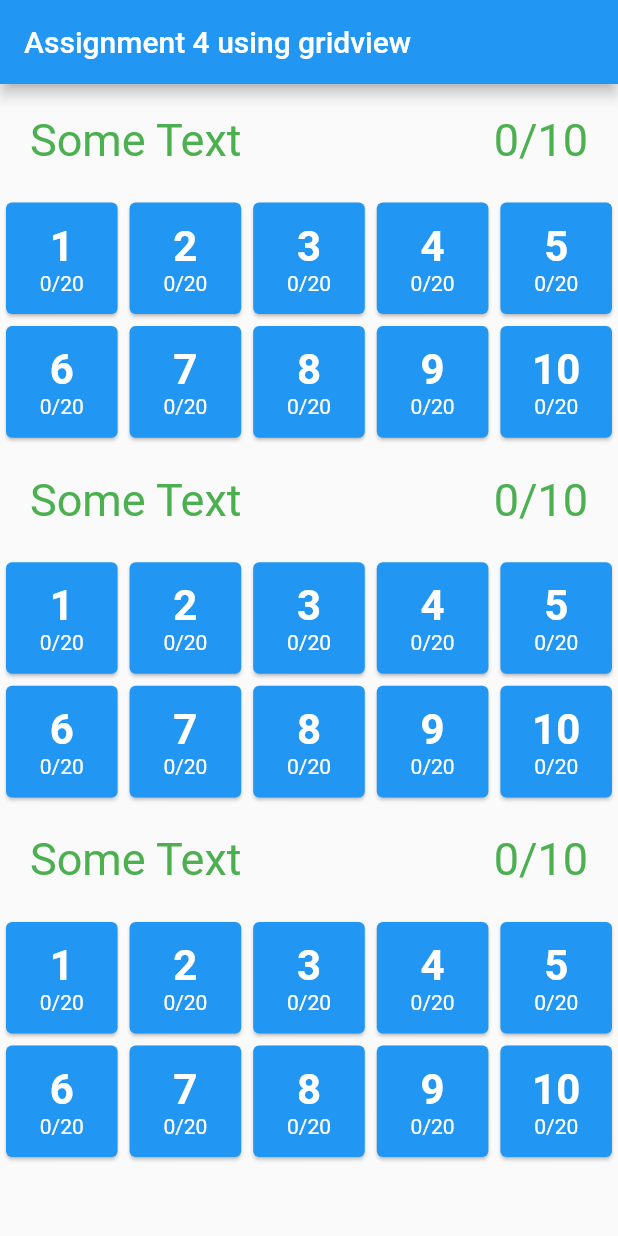
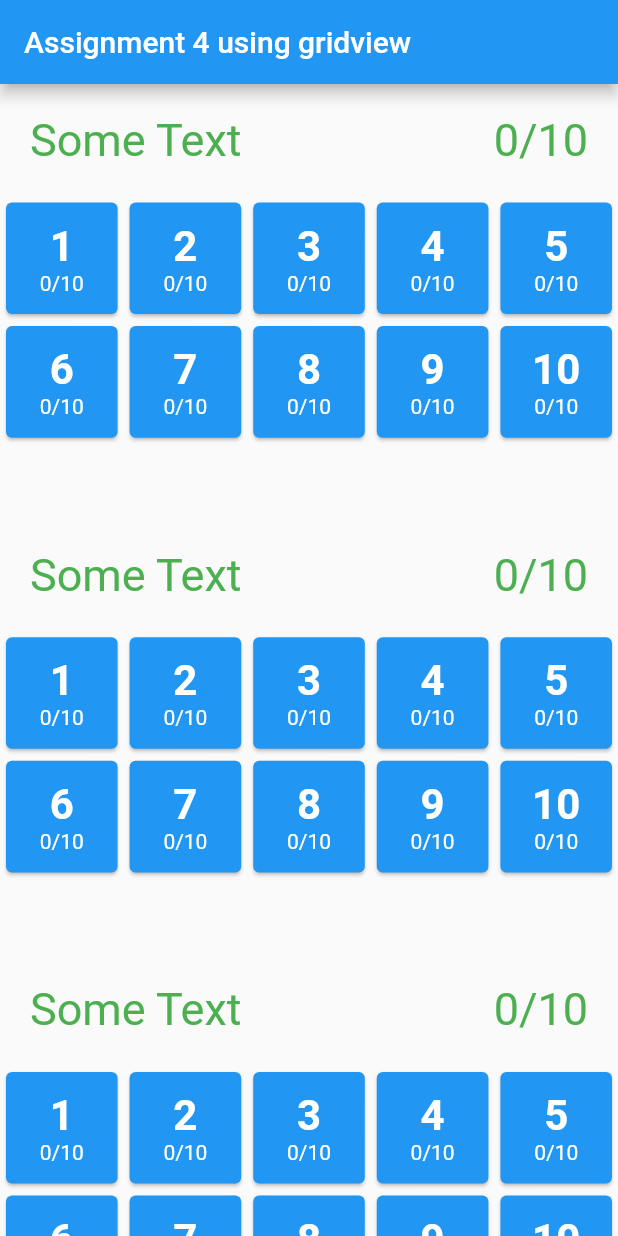
Before and after one commit to Hishamkool/flutter_projectMay, a Flutter app: the multGrids screen opened directly, on a phone screen of 412 x 824 dp. Run offline on Flutter 3.47's test engine with Material 2 defaults, Android fonts, the phone set to English and light mode, and no system bars; our stand-ins replace animated_splash_screen, google_fonts.

Commit message:
home
1. added test files
2. added space between gridbuilders in multipleGrids.dart

```diff
--- a/lib/assignments/multipleGrids.dart
+++ b/lib/assignments/multipleGrids.dart
@@ -9,33 +9,33 @@ void main() {
 }
 
 class multGrids extends StatelessWidget {
-  // List<String> numberArray =
-  //     List.generate(10, (index) => (index + 1).toString());
-  // List<String> dig = List.generate(10, (index) => "0/10");
-  var numberArray = [
-    "1",
-    "2",
-    "3",
-    "4",
-    "5",
-    "6",
-    "7",
-    "8",
-    "9",
-    "10",
-  ];
-  var dig = [
-    "0/20",
-    "0/20",
-    "0/20",
-    "0/20",
-    "0/20",
-    "0/20",
-    "0/20",
-    "0/20",
-    "0/20",
-    "0/20",
-  ];
+  List<String> numberArray =
+      List.generate(10, (index) => (index + 1).toString());
+  List<String> dig = List.generate(10, (index) => "0/10");
+  // var numberArray = [
+  //   "1",
+  //   "2",
+  //   "3",
+  //   "4",
+  //   "5",
+  //   "6",
+  //   "7",
+  //   "8",
+  //   "9",
+  //   "10",
+  // ];
+  // var dig = [
+  //   "0/20",
+  //   "0/20",
+  //   "0/20",
+  //   "0/20",
+  //   "0/20",
+  //   "0/20",
+  //   "0/20",
+  //   "0/20",
+  //   "0/20",
+  //   "0/20",
+  // ];
 
   @override
   Widget build(BuildContext context) {
@@ -69,7 +69,9 @@ class multGrids extends StatelessWidget {
               ),
             ),
           ),
-          GridView.builder(
+          Padding(
+            padding: const EdgeInsets.only(bottom: 50),
+            child: GridView.builder(
               physics: NeverScrollableScrollPhysics(),
               shrinkWrap: true,
               gridDelegate: SliverGridDelegateWithFixedCrossAxisCount(
@@ -101,6 +103,7 @@ class multGrids extends StatelessWidget {
               },
               itemCount: numberArray.length,
             ),
+          ),
           Container(
             // color: Colors.yellow,
             child: Padding(
@@ -125,7 +128,9 @@ class multGrids extends StatelessWidget {
               ),
             ),
           ),
-          GridView.builder(
+          Padding(
+            padding: const EdgeInsets.only(bottom: 50),
+            child: GridView.builder(
               physics: NeverScrollableScrollPhysics(),
               shrinkWrap: true,
               gridDelegate: SliverGridDelegateWithFixedCrossAxisCount(
@@ -157,6 +162,7 @@ class multGrids extends StatelessWidget {
               },
               itemCount: numberArray.length,
             ),
+          ),
           Container(
             // color: Colors.yellow,
             child: Padding(
@@ -181,7 +187,9 @@ class multGrids extends StatelessWidget {
               ),
             ),
           ),
-          GridView.builder(
+          Padding(
+            padding: const EdgeInsets.only(bottom: 50),
+            child: GridView.builder(
               physics: NeverScrollableScrollPhysics(),
               shrinkWrap: true,
               gridDelegate: SliverGridDelegateWithFixedCrossAxisCount(
@@ -213,6 +221,7 @@ class multGrids extends StatelessWidget {
               },
               itemCount: numberArray.length,
             ),
+          ),
 
         ],
       ),
```
Also changed, not shown: 1 other file. Lines whose indentation alone changed are shown as unchanged.
